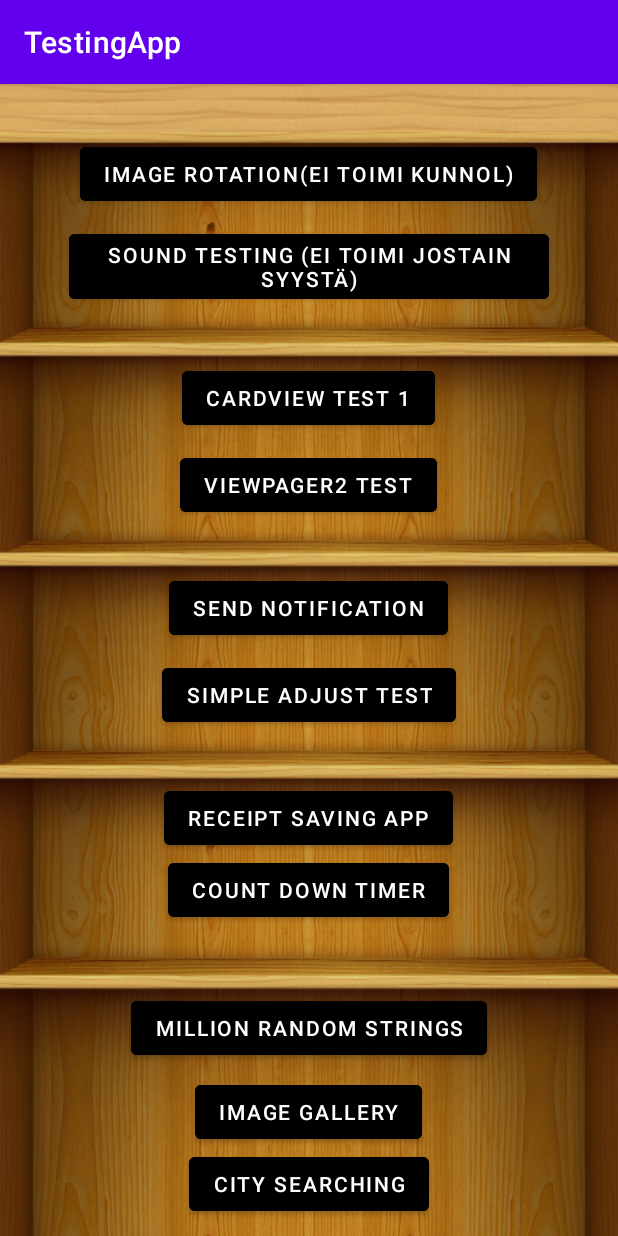
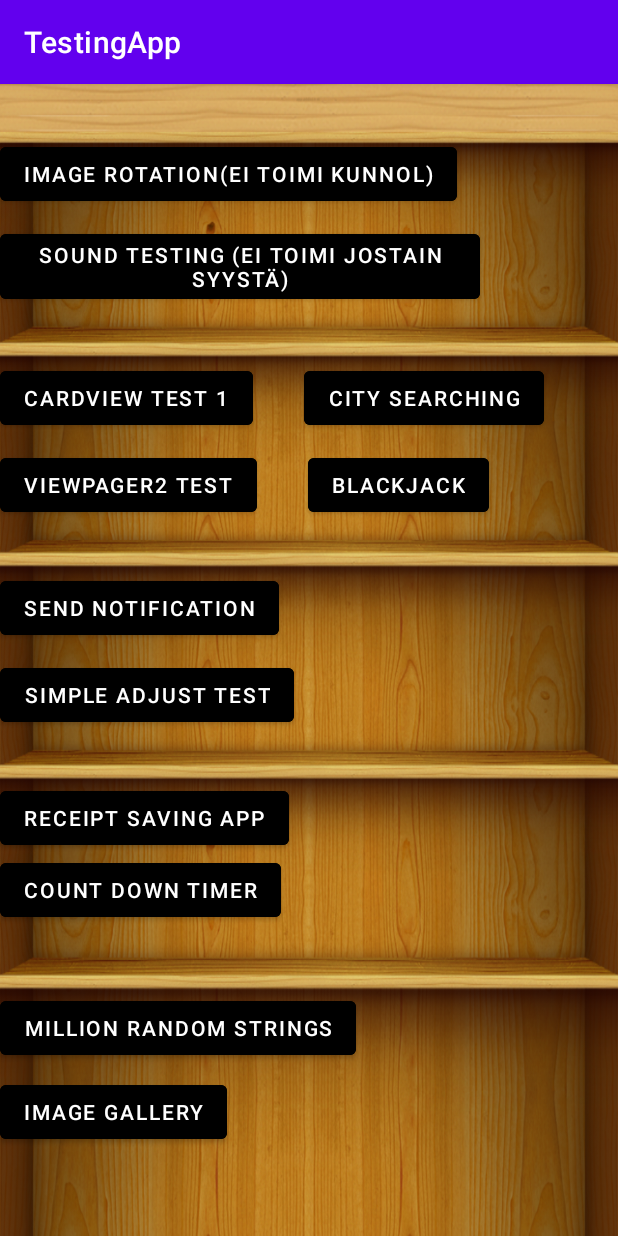
Before and after one commit to ElRichardo/Testing-library, an Android app: the screen it shows after launch (MainActivity), on a phone screen of 412 x 824 dp. Run offline under Robolectric (Android 15) with nearby library versions, the phone set to English and light mode, and no system bars; libraries missing offline, so code that uses them is left out: io.realm; 3 statements that could not run were skipped.

Commit message:
started making the blackjack app. Also made some changes to mainactivitys layout

```diff
--- a/app/src/main/AndroidManifest.xml
+++ b/app/src/main/AndroidManifest.xml
@@ -81,6 +81,11 @@
             android:parentActivityName=".MainActivity"
             />
 
+        <activity
+            android:name=".blackjack.BlackJackActivity"
+            android:parentActivityName=".MainActivity"
+            />
+
         <provider
             android:name="androidx.core.content.FileProvider"
             android:authorities="com.example.android.fileprovider"
--- a/app/src/main/java/com/choicely/learn/testingapp/MainActivity.java
+++ b/app/src/main/java/com/choicely/learn/testingapp/MainActivity.java
@@ -15,6 +15,7 @@ import androidx.appcompat.app.AppCompatActivity;
 import androidx.core.app.NotificationCompat;
 import androidx.core.app.NotificationManagerCompat;
 
+import com.choicely.learn.testingapp.blackjack.BlackJackActivity;
 import com.choicely.learn.testingapp.countdowntimer.CountDownTimerActivity;
 import com.choicely.learn.testingapp.imagegallery.ImageGalleryActivity;
 import com.choicely.learn.testingapp.receiptsave.ReceiptSavingActivity;
@@ -38,6 +39,7 @@ public class MainActivity extends AppCompatActivity {
     private Button randomStrings;
     private Button imageGallery;
     private Button citySearch;
+    private Button blackJack;
 
     @Override
     protected void onCreate(Bundle savedInstanceState) {
@@ -54,6 +56,7 @@ public class MainActivity extends AppCompatActivity {
         countDownBtn = findViewById(R.id.main_activity_count_down);
         randomStrings = findViewById(R.id.main_activity_random_strings);
         citySearch = findViewById(R.id.main_activity_city_search);
+        blackJack = findViewById(R.id.main_activity_black_jack);
 
         createNotificationChannel();
     }
@@ -105,6 +108,10 @@ public class MainActivity extends AppCompatActivity {
                 intent = new Intent(this, CitySearchActivity.class);
                 startActivity(intent);
                 break;
+            case R.id.main_activity_black_jack:
+                intent = new Intent(this, BlackJackActivity.class);
+                startActivity(intent);
+                break;
         }
     }
 
--- /dev/null
+++ b/app/src/main/res/layout/black_jack_activity.xml
@@ -0,0 +1,6 @@
+<?xml version="1.0" encoding="utf-8"?>
+<RelativeLayout xmlns:android="http://schemas.android.com/apk/res/android"
+    android:layout_width="match_parent"
+    android:layout_height="match_parent">
+
+</RelativeLayout>
--- a/app/src/main/res/layout/main_activity.xml
+++ b/app/src/main/res/layout/main_activity.xml
@@ -5,7 +5,7 @@
     android:layout_height="match_parent"
     android:background="@drawable/shelf">
 
-    <LinearLayout
+    <RelativeLayout
         android:layout_width="match_parent"
         android:layout_height="wrap_content"
         android:orientation="vertical">
@@ -28,6 +28,7 @@
             android:layout_marginTop="10dp"
             android:backgroundTint="@color/black"
             android:onClick="onClick"
+            android:layout_below="@id/main_activity_image_test"
             android:text="Sound testing (Ei toimi jostain syystä)" />
 
         <Button
@@ -38,6 +39,7 @@
             android:layout_marginTop="36dp"
             android:backgroundTint="@color/black"
             android:onClick="onClick"
+            android:layout_below="@id/main_activity_sound_test"
             android:text="Cardview test 1" />
 
         <Button
@@ -48,6 +50,7 @@
             android:layout_marginTop="10dp"
             android:backgroundTint="@color/black"
             android:onClick="onClick"
+            android:layout_below="@id/main_activity_card_view_1"
             android:text="ViewPager2 test" />
 
         <Button
@@ -58,6 +61,7 @@
             android:layout_marginTop="34dp"
             android:backgroundTint="@color/black"
             android:onClick="onClick"
+            android:layout_below="@id/main_activity_view_pager"
             android:text="Send notification" />
 
         <Button
@@ -68,6 +72,7 @@
             android:layout_marginTop="10dp"
             android:backgroundTint="@color/black"
             android:onClick="onClick"
+            android:layout_below="@id/main_activity_notification"
             android:text="Simple adjust test" />
 
         <Button
@@ -78,6 +83,7 @@
             android:layout_marginTop="34dp"
             android:backgroundTint="@color/black"
             android:onClick="onClick"
+            android:layout_below="@id/main_activity_adjust_screen"
             android:text="Receipt saving app" />
 
         <Button
@@ -87,6 +93,7 @@
             android:layout_gravity="center"
             android:backgroundTint="@color/black"
             android:onClick="onClick"
+            android:layout_below="@id/main_activity_receipt_button"
             android:text="Count Down timer" />
 
         <Button
@@ -97,6 +104,7 @@
             android:layout_marginTop="44dp"
             android:backgroundTint="@color/black"
             android:onClick="onClick"
+            android:layout_below="@id/main_activity_count_down"
             android:text="Million random strings" />
 
         <Button
@@ -107,6 +115,7 @@
             android:layout_marginTop="8dp"
             android:backgroundTint="@color/black"
             android:onClick="onClick"
+            android:layout_below="@id/main_activity_random_strings"
             android:text="Image gallery" />
 
         <Button
@@ -116,9 +125,24 @@
             android:layout_gravity="center"
             android:backgroundTint="@color/black"
             android:onClick="onClick"
-            android:text="City Searching"
-            />
+            android:layout_below="@id/main_activity_sound_test"
+            android:layout_alignTop="@id/main_activity_card_view_1"
+            android:layout_toEndOf="@id/main_activity_card_view_1"
+            android:layout_marginStart="34dp"
+            android:text="City Searching" />
 
-    </LinearLayout>
+        <Button
+            android:id="@+id/main_activity_black_jack"
+            android:layout_width="wrap_content"
+            android:layout_height="wrap_content"
+            android:backgroundTint="@color/black"
+            android:onClick="onClick"
+            android:layout_below="@id/main_activity_city_search"
+            android:layout_toEndOf="@id/main_activity_view_pager"
+            android:layout_marginStart="34dp"
+            android:layout_alignTop="@id/main_activity_view_pager"
+            android:text="Blackjack" />
+
+    </RelativeLayout>
 
 </ScrollView>
```
Also changed, not shown: app/src/main/java/com/choicely/learn/testingapp/blackjack/BlackJackActivity.java (added, +16 -0 lines).
